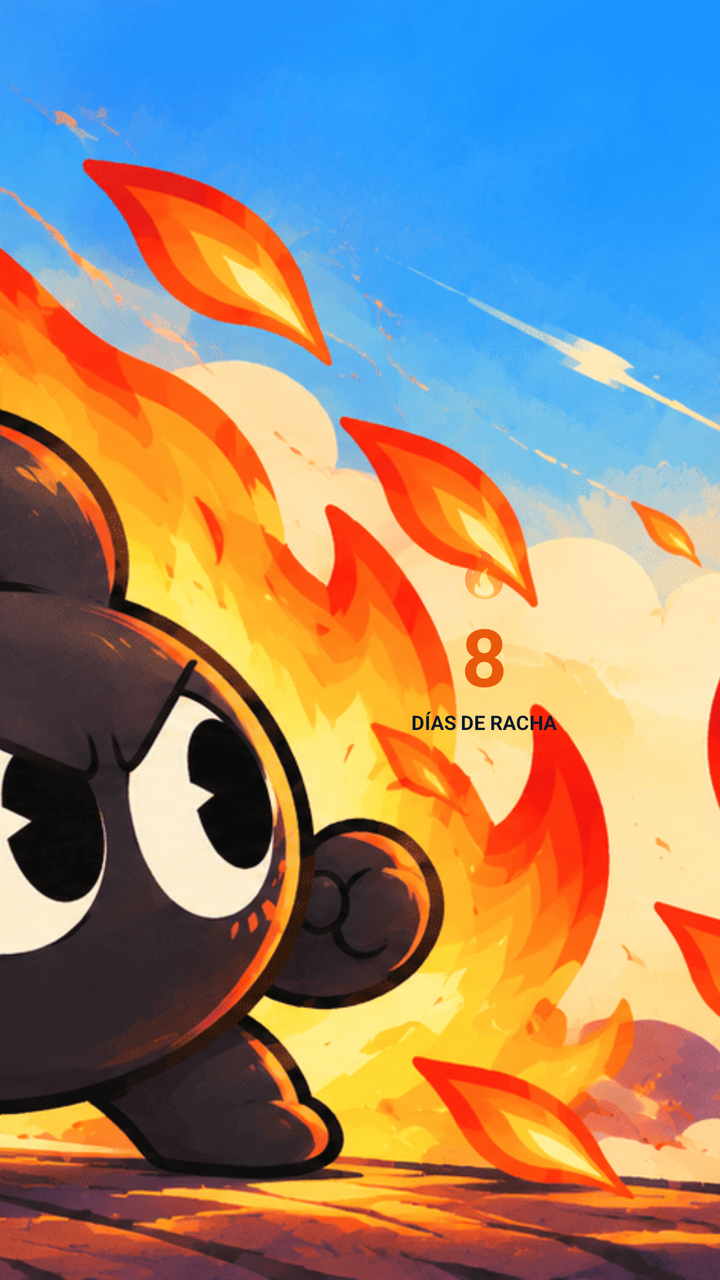
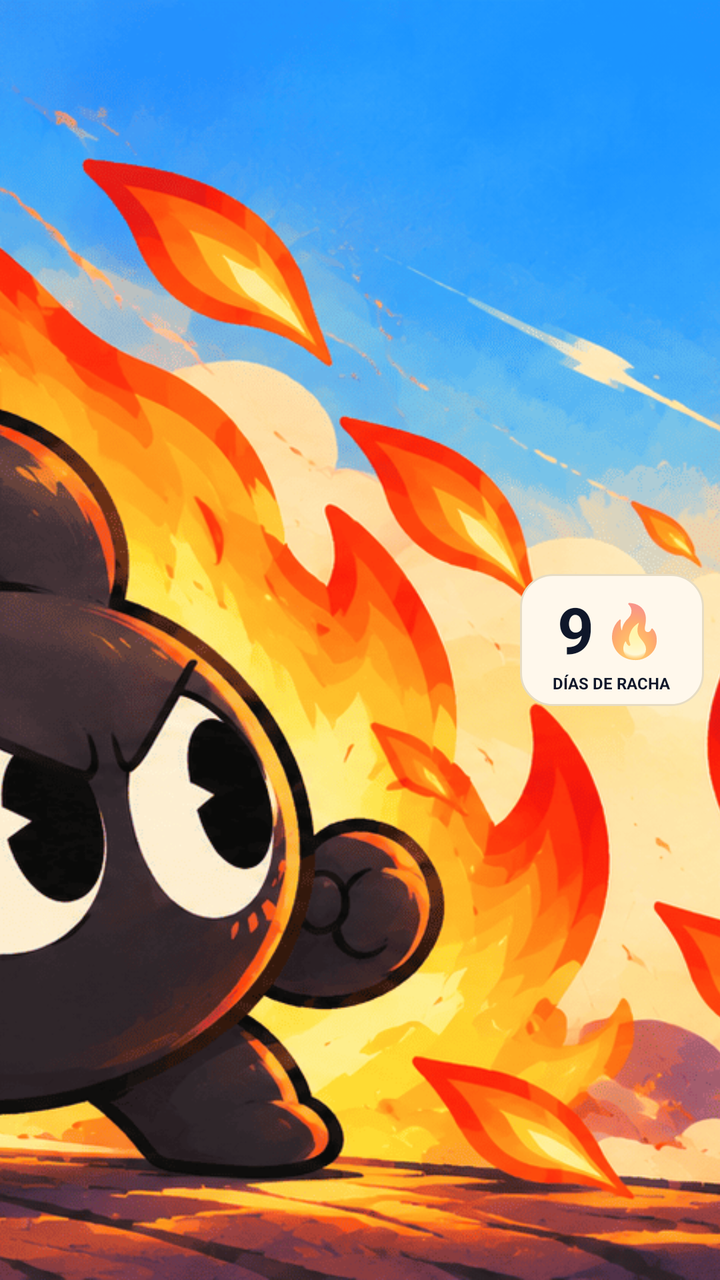

An Android layout rendered at two revisions. The XML below is the earlier revision; the diff shows what the commit changed to produce the second picture.
<!-- AndroidManifest.xml: application theme Theme.Rastro -->
<!-- res/layout/widget_racha.xml -->
<?xml version="1.0" encoding="utf-8"?>
<FrameLayout xmlns:android="http://schemas.android.com/apk/res/android"
    android:id="@+id/widget_racha_root"
    android:layout_width="match_parent"
    android:layout_height="match_parent">

    <ImageView
        android:layout_width="match_parent"
        android:layout_height="match_parent"
        android:src="@drawable/widget_bg_racha_diaria"
        android:scaleType="centerCrop"
        android:contentDescription="@string/app_name" />

    <LinearLayout
        android:layout_width="match_parent"
        android:layout_height="match_parent"
        android:orientation="horizontal"
        android:gravity="center_vertical">

        <View
            android:layout_width="0dp"
            android:layout_height="match_parent"
            android:layout_weight="40" />

        <LinearLayout
            android:layout_width="0dp"
            android:layout_height="wrap_content"
            android:layout_weight="60"
            android:orientation="vertical"
            android:gravity="center"
            android:padding="10dp">

            <TextView
                android:id="@+id/widget_racha_fire"
                android:layout_width="wrap_content"
                android:layout_height="wrap_content"
                android:text="🔥"
                android:textSize="22sp" />

            <TextView
                android:id="@+id/widget_racha_count"
                android:layout_width="wrap_content"
                android:layout_height="wrap_content"
                android:text="8"
                android:textColor="#EA580C"
                android:textSize="40sp"
                android:textStyle="bold" />

            <TextView
                android:id="@+id/widget_racha_label"
                android:layout_width="wrap_content"
                android:layout_height="wrap_content"
                android:text="DÍAS DE RACHA"
                android:textColor="#0F172A"
                android:textSize="10sp"
                android:textStyle="bold"
                android:gravity="center" />

        </LinearLayout>

        <View
            android:layout_width="0dp"
            android:layout_height="match_parent"
            android:layout_weight="4" />
    </LinearLayout>

</FrameLayout>
<!-- resources referenced by this layout -->
<resources>
  <!-- drawable widget_bg_racha_diaria: png bitmap (drawable-nodpi, 577946 bytes) -->
  <string name="app_name">RASTRO</string>
  <style name="Theme.Rastro" parent="android:Theme.Material.Light.NoActionBar">
          <item name="android:statusBarColor">#F2F2F7</item>
          <item name="android:navigationBarColor">#F2F2F7</item>
          <item name="android:windowLightStatusBar">true</item>
          <item name="android:windowLightNavigationBar">true</item>
          <item name="android:windowBackground">#F2F2F7</item>
      </style>
</resources>

<!-- the commit's change to res/layout/widget_racha.xml (unified diff, before → after) -->
@@ -12,56 +12,50 @@
         android:contentDescription="@string/app_name" />
 
     <LinearLayout
-        android:layout_width="match_parent"
-        android:layout_height="match_parent"
-        android:orientation="horizontal"
-        android:gravity="center_vertical">
-
-        <View
-            android:layout_width="0dp"
-            android:layout_height="match_parent"
-            android:layout_weight="40" />
+        android:layout_width="92dp"
+        android:layout_height="wrap_content"
+        android:layout_gravity="right|center_vertical"
+        android:layout_marginRight="8dp"
+        android:orientation="vertical"
+        android:gravity="center"
+        android:background="@drawable/widget_pill_background"
+        android:padding="6dp">
 
         <LinearLayout
-            android:layout_width="0dp"
+            android:layout_width="wrap_content"
             android:layout_height="wrap_content"
-            android:layout_weight="60"
-            android:orientation="vertical"
-            android:gravity="center"
-            android:padding="10dp">
+            android:orientation="horizontal"
+            android:gravity="center_vertical">
+
+            <TextView
+                android:id="@+id/widget_racha_count"
+                android:layout_width="wrap_content"
+                android:layout_height="wrap_content"
+                android:text="9"
+                android:textColor="#0F172A"
+                android:textSize="32sp"
+                android:textStyle="bold" />
 
             <TextView
                 android:id="@+id/widget_racha_fire"
                 android:layout_width="wrap_content"
                 android:layout_height="wrap_content"
+                android:layout_marginLeft="4dp"
                 android:text="🔥"
-                android:textSize="22sp" />
-
-            <TextView
-                android:id="@+id/widget_racha_count"
-                android:layout_width="wrap_content"
-                android:layout_height="wrap_content"
-                android:text="8"
-                android:textColor="#EA580C"
-                android:textSize="40sp"
-                android:textStyle="bold" />
-
-            <TextView
-                android:id="@+id/widget_racha_label"
-                android:layout_width="wrap_content"
-                android:layout_height="wrap_content"
-                android:text="DÍAS DE RACHA"
-                android:textColor="#0F172A"
-                android:textSize="10sp"
-                android:textStyle="bold"
-                android:gravity="center" />
-
+                android:textSize="26sp" />
         </LinearLayout>
 
-        <View
-            android:layout_width="0dp"
-            android:layout_height="match_parent"
-            android:layout_weight="4" />
+        <TextView
+            android:id="@+id/widget_racha_label"
+            android:layout_width="wrap_content"
+            android:layout_height="wrap_content"
+            android:text="DÍAS DE RACHA"
+            android:textColor="#0F172A"
+            android:textSize="8sp"
+            android:textStyle="bold"
+            android:gravity="center"
+            android:maxLines="1" />
+
     </LinearLayout>
 
 </FrameLayout>
<!-- resource entries referenced after the edit -->
@@ -1,6 +1,14 @@
 <!-- resources referenced by this layout -->
 <resources>
   <!-- drawable widget_bg_racha_diaria: png bitmap (drawable-nodpi, 577946 bytes) -->
+  <!-- drawable widget_pill_background (drawable) -->
+  <?xml version="1.0" encoding="utf-8"?>
+  <shape xmlns:android="http://schemas.android.com/apk/res/android"
+      android:shape="rectangle">
+      <solid android:color="#FFFFF8EC" />
+      <corners android:radius="16dp" />
+      <stroke android:width="1dp" android:color="#E7DCC3" />
+  </shape>
   <string name="app_name">RASTRO</string>
   <style name="Theme.Rastro" parent="android:Theme.Material.Light.NoActionBar">
           <item name="android:statusBarColor">#F2F2F7</item>
